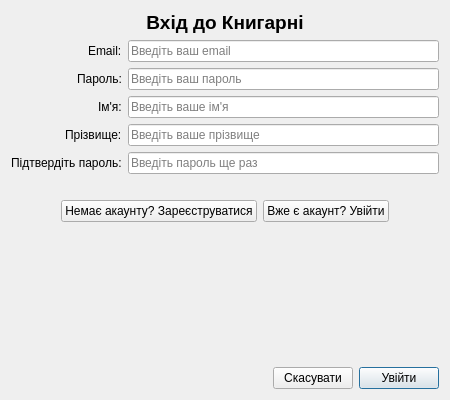
Above: logindialog.ui from Defenderest/DB_Kurs before the change. Below: the same form after it.
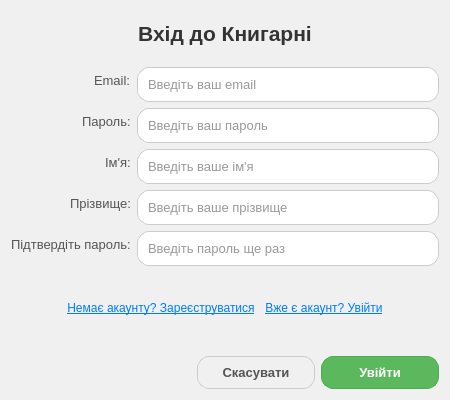
That is the form after the change.

Commit message: style: apply light theme with rounded elements and gray text

The edit to the form file:
```diff
--- a/logindialog.ui
+++ b/logindialog.ui
@@ -13,6 +13,127 @@
   <property name="windowTitle">
    <string>Вхід до системи</string>
   </property>
+  <property name="styleSheet">
+   <string notr="true">/* Загальний стиль для діалогу */
+QDialog#LoginDialog {
+    background-color: #f0f0f0; /* Світло-сірий фон */
+}
+
+/* Стиль для всіх міток */
+QLabel {
+    color: #555555; /* Темно-сірий текст */
+    font-size: 10pt;
+}
+
+/* Стиль для заголовка */
+QLabel#titleLabel {
+    color: #333333; /* Ще темніший сірий */
+    font-size: 16pt;
+    font-weight: bold;
+    margin-bottom: 15px;
+    margin-top: 10px;
+}
+
+/* Стиль для мітки помилки */
+QLabel#errorLabel {
+    color: #d9534f; /* Червонуватий колір для помилок */
+    font-weight: bold;
+    min-height: 20px; /* Резервуємо місце */
+}
+
+/* Стиль для полів вводу */
+QLineEdit {
+    background-color: #ffffff; /* Білий фон */
+    border: 1px solid #cccccc; /* Світло-сіра рамка */
+    padding: 8px;
+    border-radius: 12px; /* Округлі кути */
+    color: #333333; /* Темний текст вводу */
+    font-size: 10pt;
+}
+
+QLineEdit:focus {
+    border-color: #66afe9; /* Блакитна рамка при фокусі */
+}
+
+/* Загальний стиль для кнопок */
+QPushButton {
+    border: 1px solid transparent; /* Прозора рамка за замовчуванням */
+    padding: 8px 18px;
+    border-radius: 12px; /* Округлі кути */
+    font-size: 10pt;
+    font-weight: bold;
+    min-width: 80px;
+}
+
+/* Стиль для основної кнопки (Увійти/Зареєструватися) */
+QPushButton#okButton {
+    background-color: #5cb85c; /* Зелений */
+    color: white;
+    border-color: #4cae4c;
+}
+
+QPushButton#okButton:hover {
+    background-color: #4cae4c; /* Темніший зелений */
+    border-color: #4cae4c;
+}
+
+QPushButton#okButton:pressed {
+    background-color: #398439; /* Ще темніший зелений */
+    border-color: #2d672d;
+}
+
+QPushButton#okButton:disabled {
+    background-color: #aaaaaa; /* Сірий, коли вимкнено */
+    border-color: #999999;
+    color: #dddddd;
+}
+
+/* Стиль для кнопки Скасувати */
+QPushButton#cancelButton {
+    background-color: #f0f0f0; /* Фон як у діалогу */
+    color: #555555; /* Темно-сірий текст */
+    border: 1px solid #cccccc; /* Сіра рамка */
+}
+
+QPushButton#cancelButton:hover {
+    background-color: #e0e0e0; /* Трохи темніший фон */
+    border-color: #bbbbbb;
+}
+
+QPushButton#cancelButton:pressed {
+    background-color: #d0d0d0; /* Ще темніший фон */
+    border-color: #aaaaaa;
+}
+
+/* Стиль для кнопок перемикання режимів (як посилання) */
+QPushButton#switchToRegisterButton, QPushButton#switchToLoginButton {
+    background-color: transparent;
+    border: none;
+    color: #007bff; /* Синій колір посилання */
+    text-decoration: underline;
+    padding: 2px;
+    min-width: 0; /* Скидання мін. ширини */
+    font-size: 9pt;
+    font-weight: normal; /* Звичайний шрифт */
+    border-radius: 0; /* Не заокруглювати */
+}
+
+QPushButton#switchToRegisterButton:hover, QPushButton#switchToLoginButton:hover {
+    color: #0056b3; /* Темніший синій при наведенні */
+}
+
+QPushButton#switchToRegisterButton:pressed, QPushButton#switchToLoginButton:pressed {
+    color: #004085; /* Ще темніший синій при натисканні */
+}
+
+/* Налаштування відступів у формі */
+QFormLayout {
+    vertical-spacing: 12px; /* Відстань між рядками */
+    horizontal-spacing: 10px; /* Відстань між міткою та полем */
+    margin-top: 15px;
+}
+</string>
+  </property>
   <property name="modal">
    <bool>true</bool>
   </property>
```
